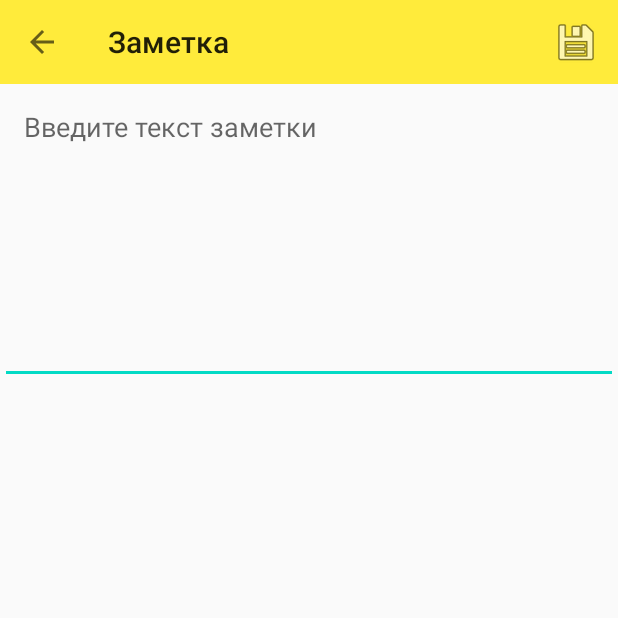
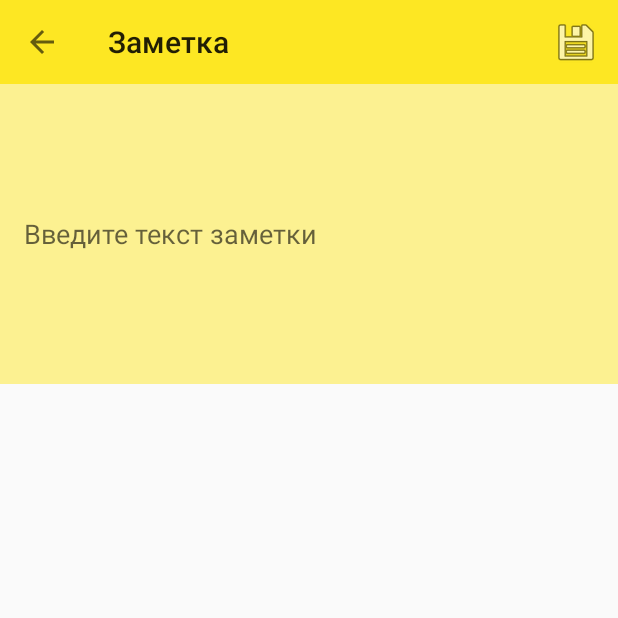
Before and after one commit to MadMakZa/Todolist, an Android app: the NoteDetailsActivity screen opened directly, with no data from a screen before it, on a phone screen of 412 x 824 dp, the top half of it. Run offline under Robolectric (Android 15) with nearby library versions, the phone set to English and light mode, and no system bars; our stand-ins replace Room's generated code.

Commit message:
redact colors and styles 111

```diff
--- a/app/src/main/res/layout/activity_main.xml
+++ b/app/src/main/res/layout/activity_main.xml
@@ -28,6 +28,6 @@
         android:layout_height="wrap_content"
         android:layout_gravity="bottom|end"
         android:layout_margin="@dimen/fab_margin"
-        app:srcCompat="@android:drawable/ic_dialog_email" />
+        app:srcCompat="@android:drawable/ic_menu_edit" />
 
 </androidx.coordinatorlayout.widget.CoordinatorLayout>
--- a/app/src/main/res/layout/activity_note_details.xml
+++ b/app/src/main/res/layout/activity_note_details.xml
@@ -17,8 +17,9 @@
         android:layout_width="match_parent"
         android:layout_height="wrap_content"
         android:hint="@string/note_text"
+        android:background="@color/colorNote"
         android:minHeight="200dp"
-        android:gravity="top"
+        android:gravity="center_vertical"
         android:padding="16dp"/>
 
 </LinearLayout>
--- a/app/src/main/res/layout/item_note_list.xml
+++ b/app/src/main/res/layout/item_note_list.xml
@@ -12,10 +12,10 @@
         android:id="@+id/note_text"
         android:layout_width="0dp"
         android:layout_height="wrap_content"
+        android:layout_gravity="center_horizontal"
         android:layout_weight="1"
         android:minHeight="64dp"
-        android:layout_gravity="center_vertical"
-        tools:text="some text for testing"/>
+        tools:text="some text for testing" />
     <CheckBox
         android:id="@+id/complited"
         android:layout_width="wrap_content"
--- a/app/src/main/res/values/colors.xml
+++ b/app/src/main/res/values/colors.xml
@@ -1,6 +1,7 @@
 <?xml version="1.0" encoding="utf-8"?>
 <resources>
-    <color name="colorPrimary">#FFEB3B</color>
+    <color name="colorPrimary">#FDE723</color>
     <color name="colorPrimaryDark">#EC8D01</color>
     <color name="colorAccent">#03DAC5</color>
+    <color name="colorNote">#8BFFEB3B</color>
 </resources>
```
